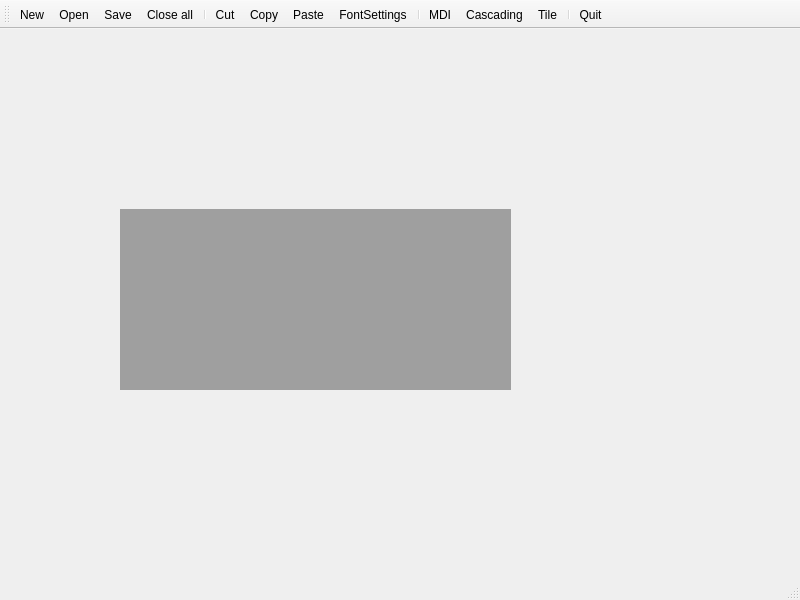
Qt form MDIWindow/ui/mainwindow.ui (leejkee/qtlearn) before a commit.
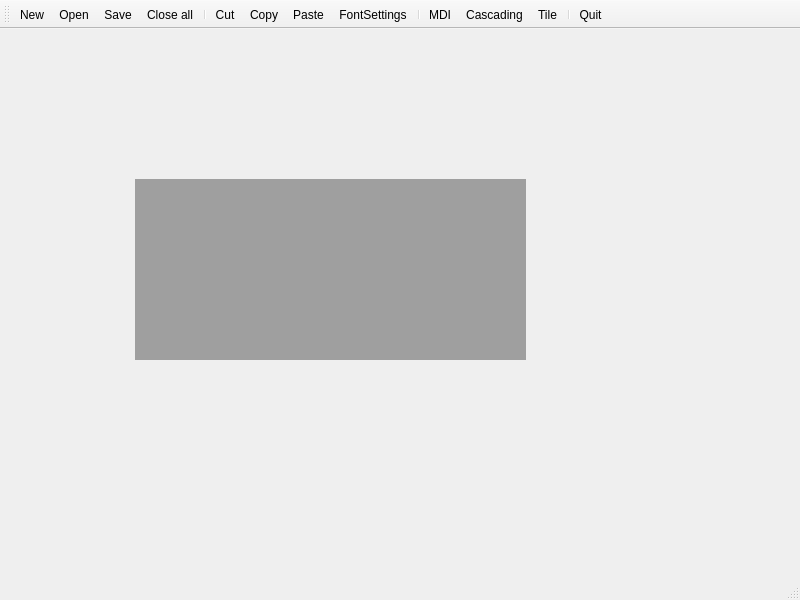
The same form after that commit.

Diff of the .ui file:
```diff
--- a/MDIWindow/ui/mainwindow.ui
+++ b/MDIWindow/ui/mainwindow.ui
@@ -17,8 +17,8 @@
    <widget class="QMdiArea" name="mdiArea">
     <property name="geometry">
      <rect>
-      <x>120</x>
-      <y>180</y>
+      <x>135</x>
+      <y>150</y>
       <width>391</width>
       <height>181</height>
      </rect>
```
